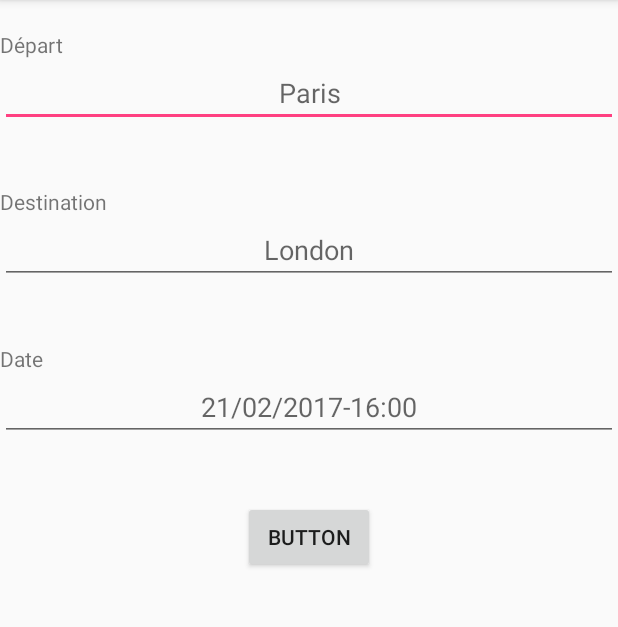
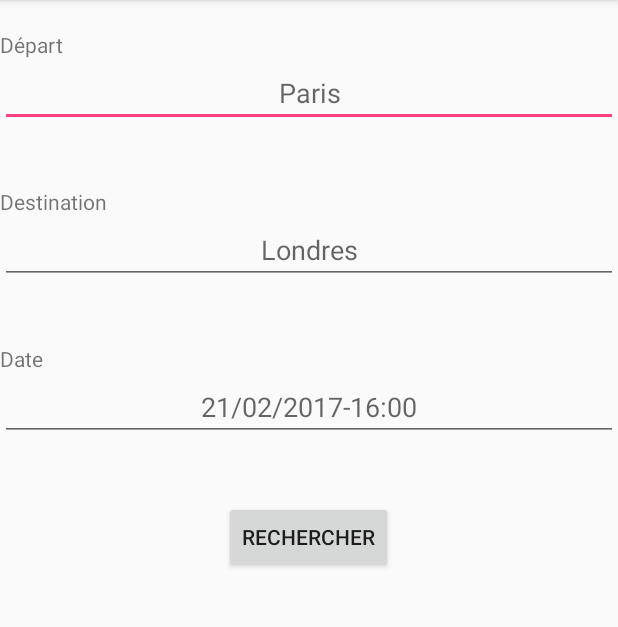
Before and after one commit to GuillaumeDgr/BlaBlaWild, an Android app: the screen it shows after launch (SearchItineraryActivity), after a tap on "RECHERCHER UN ITINÉRAIRE", on a phone screen of 412 x 824 dp, the part 84-711 px from its top. Run offline under Robolectric (Android 15) with nearby library versions, the phone set to English and light mode, and no system bars; 1 other tap on this screen came first.

Commit message:
commit 132442

```diff
--- a/app/src/main/java/fr/wcs/blablawild/MainActivity.java
+++ b/app/src/main/java/fr/wcs/blablawild/MainActivity.java
@@ -26,7 +26,7 @@ public class MainActivity extends AppCompatActivity {
         fab.setOnClickListener(new View.OnClickListener() {
             @Override
             public void onClick(View view) {
-                Snackbar.make(view, "Replace with your own action", Snackbar.LENGTH_LONG)
+                Snackbar.make(view, getResources().getString(R.string.toasttext2) , Snackbar.LENGTH_LONG)
                         .setAction("Action", null).show();
             }
         });
@@ -59,7 +59,6 @@ public class MainActivity extends AppCompatActivity {
         if (id == R.id.action_settings) {
             return true;
         }
-
         return super.onOptionsItemSelected(item);
     }
 }
--- a/app/src/main/java/fr/wcs/blablawild/ViewSearchItineraryResultsListActivity.java
+++ b/app/src/main/java/fr/wcs/blablawild/ViewSearchItineraryResultsListActivity.java
@@ -2,11 +2,8 @@ package fr.wcs.blablawild;
 
 import android.support.v7.app.AppCompatActivity;
 import android.os.Bundle;
-import android.util.Log;
 import android.widget.ListView;
 import android.widget.Toast;
-
-import java.text.DateFormat;
 import java.text.ParseException;
 import java.text.SimpleDateFormat;
 import java.util.ArrayList;
--- a/app/src/main/res/layout/activity_main.xml
+++ b/app/src/main/res/layout/activity_main.xml
@@ -36,7 +36,7 @@
         android:layout_width="wrap_content"
         android:layout_height="wrap_content"
         android:layout_gravity="center_vertical|center_horizontal"
-        android:text="Rechercher un itinéraire"
+        android:text="@string/button_text"
         app:layout_anchor="@+id/include"
         app:layout_anchorGravity="center_vertical|center_horizontal" />
 
--- a/app/src/main/res/layout/activity_search_itinerary.xml
+++ b/app/src/main/res/layout/activity_search_itinerary.xml
@@ -11,7 +11,7 @@
         android:layout_width="match_parent"
         android:layout_height="wrap_content"
         android:layout_marginTop="20dp"
-        android:text="Départ" />
+        android:text="@string/textViewDepart" />
 
     <EditText
         android:id="@+id/editTextSearchDeparture"
@@ -21,7 +21,7 @@
         android:layout_marginBottom="20dp"
         android:ems="10"
         android:gravity="center"
-        android:hint="Paris"
+        android:hint="@string/hintDepart"
         android:inputType="textPersonName" />
 
     <TextView
@@ -29,7 +29,7 @@
         android:layout_width="match_parent"
         android:layout_height="wrap_content"
         android:layout_marginTop="20dp"
-        android:text="Destination" />
+        android:text="@string/textViewDestination" />
 
     <EditText
         android:id="@+id/editTextSearchDestination"
@@ -39,7 +39,7 @@
         android:layout_marginBottom="20dp"
         android:ems="10"
         android:gravity="center"
-        android:hint="London"
+        android:hint="@string/hintDestination"
         android:inputType="textPersonName" />
 
     <TextView
@@ -47,7 +47,7 @@
         android:layout_width="match_parent"
         android:layout_height="wrap_content"
         android:layout_marginTop="20dp"
-        android:text="Date" />
+        android:text="@string/textViewDate" />
 
     <EditText
         android:id="@+id/editTextSearchDate"
@@ -57,8 +57,7 @@
         android:layout_marginBottom="20dp"
         android:ems="10"
         android:gravity="center"
-        android:hint="21/02/2017-16:00"
-        android:inputType="textPersonName"
+        android:hint="@string/hintDate"
         android:focusable="false"
         android:clickable="true"/>
 
@@ -68,6 +67,6 @@
         android:layout_height="wrap_content"
         android:layout_gravity="center"
         android:layout_marginTop="20dp"
-        android:text="Button" />
+        android:text="@string/button_text2" />
 
 </LinearLayout>
--- a/app/src/main/res/values/strings.xml
+++ b/app/src/main/res/values/strings.xml
@@ -1,5 +1,20 @@
 <resources>
     <string name="app_name">Bla Bla Wild</string>
-    <string name="action_settings">Settings</string>
+    <string name="action_settings">Paramètres</string>
     <string name="search_text">Rechercher</string>
+
+    <string name="button_text">Rechercher un itinéraire</string>
+
+    <string name="textViewDepart">Départ</string>
+    <string name="textViewDestination">Destination</string>
+    <string name="textViewDate">Date</string>
+
+    <string name="hintDepart">Paris</string>
+    <string name="hintDestination">Londres</string>
+    <string name="hintDate">21/02/2017-16:00</string>
+
+    <string name="button_text2">Rechercher</string>
+
+    <string name="toasttext">Veuillez renseigner votre départ et votre destination</string>
+    <string name="toasttext2">Remplacer avec votre propre action</string>
 </resources>
```
Also changed, not shown: app/src/main/java/fr/wcs/blablawild/SearchItineraryActivity.java (+1 -6 lines), app/src/main/res/layout/trip_item.xml (+5 -4 lines), 1 other file.
